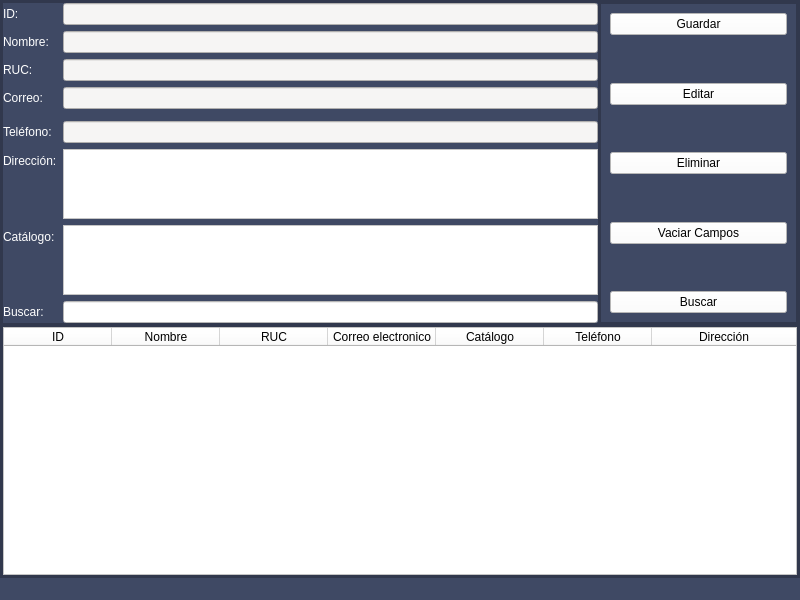
Above: Proyecto/Interfaces/Ui/Proveedores.ui from EdCenten0/MAPA-Python before the change. Below: the same form after it.
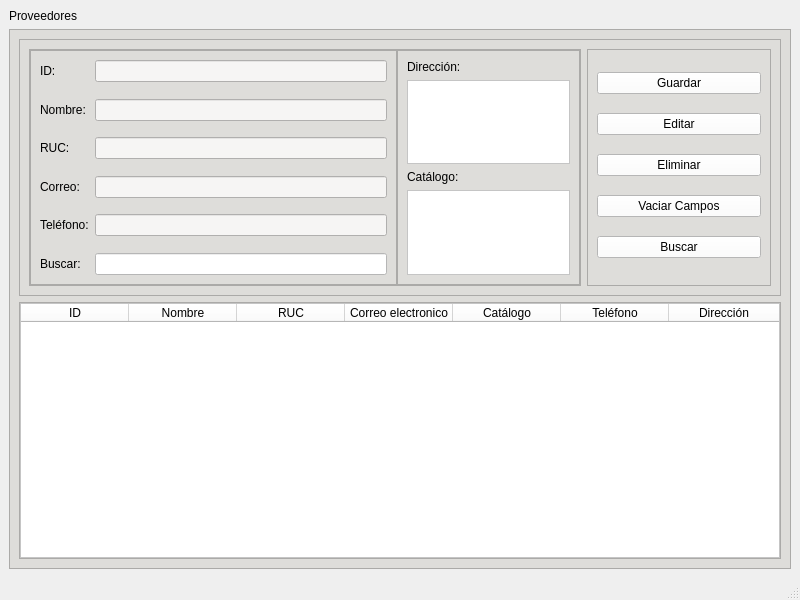
That is the form after the change.

Diff of the .ui file:
```diff
--- a/Proyecto/Interfaces/Ui/Proveedores.ui
+++ b/Proyecto/Interfaces/Ui/Proveedores.ui
@@ -14,49 +14,33 @@
    <string>Proveedores</string>
   </property>
   <property name="styleSheet">
-   <string notr="true">background-color: rgb(63, 73, 100);</string>
+   <string notr="true"/>
   </property>
   <widget class="QWidget" name="centralwidget">
-   <layout class="QVBoxLayout" name="verticalLayout">
-    <property name="spacing">
-     <number>0</number>
-    </property>
-    <property name="leftMargin">
-     <number>0</number>
-    </property>
-    <property name="topMargin">
-     <number>0</number>
-    </property>
-    <property name="rightMargin">
-     <number>0</number>
-    </property>
-    <property name="bottomMargin">
-     <number>0</number>
-    </property>
-    <item>
+   <layout class="QGridLayout" name="gridLayout_2">
+    <item row="0" column="0">
+     <widget class="QLabel" name="label">
+      <property name="styleSheet">
+       <string notr="true">font: 75 18pt &quot;MS Shell Dlg 2&quot;;</string>
+      </property>
+      <property name="text">
+       <string>Proveedores</string>
+      </property>
+     </widget>
+    </item>
+    <item row="1" column="0">
      <widget class="QFrame" name="frame">
+      <property name="styleSheet">
+       <string notr="true">background-color: rgb(222, 221, 218);
+</string>
+      </property>
       <property name="frameShape">
        <enum>QFrame::StyledPanel</enum>
       </property>
       <property name="frameShadow">
        <enum>QFrame::Raised</enum>
       </property>
-      <layout class="QVBoxLayout" name="verticalLayout_3" stretch="1,1">
-       <property name="spacing">
-        <number>0</number>
-       </property>
-       <property name="leftMargin">
-        <number>0</number>
-       </property>
-       <property name="topMargin">
-        <number>0</number>
-       </property>
-       <property name="rightMargin">
-        <number>0</number>
-       </property>
-       <property name="bottomMargin">
-        <number>0</number>
-       </property>
+      <layout class="QVBoxLayout" name="verticalLayout_2" stretch="1,1">
        <item>
         <widget class="QFrame" name="frame_2">
          <property name="styleSheet">
@@ -68,10 +52,19 @@
          <property name="frameShadow">
           <enum>QFrame::Raised</enum>
          </property>
-         <layout class="QHBoxLayout" name="horizontalLayout_3" stretch="3,1">
-          <property name="spacing">
-           <number>0</number>
-          </property>
+         <layout class="QHBoxLayout" name="horizontalLayout" stretch="3,1">
+          <item>
+           <widget class="QFrame" name="frame_4">
+            <property name="styleSheet">
+             <string notr="true"/>
+            </property>
+            <property name="frameShape">
+             <enum>QFrame::StyledPanel</enum>
+            </property>
+            <property name="frameShadow">
+             <enum>QFrame::Raised</enum>
+            </property>
+            <layout class="QGridLayout" name="gridLayout" columnstretch="2,1">
           <property name="leftMargin">
            <number>0</number>
           </property>
@@ -84,8 +77,11 @@
           <property name="bottomMargin">
            <number>0</number>
           </property>
-          <item>
-           <widget class="QFrame" name="frame_5">
+             <property name="spacing">
+              <number>0</number>
+             </property>
+             <item row="0" column="0">
+              <widget class="QFrame" name="frame_6">
             <property name="styleSheet">
              <string notr="true"/>
             </property>
@@ -96,23 +92,10 @@
              <enum>QFrame::Raised</enum>
             </property>
             <layout class="QFormLayout" name="formLayout">
-             <property name="leftMargin">
-              <number>0</number>
-             </property>
-             <property name="topMargin">
-              <number>0</number>
-             </property>
-             <property name="rightMargin">
-              <number>0</number>
-             </property>
-             <property name="bottomMargin">
-              <number>0</number>
-             </property>
              <item row="0" column="0">
               <widget class="QLabel" name="label_21">
                <property name="styleSheet">
-                <string notr="true">font: 14pt &quot;Ubuntu&quot;;
-color: rgb(255, 255, 255);</string>
+                   <string notr="true">font: 12pt &quot;MS Shell Dlg 2&quot;;</string>
                </property>
                <property name="text">
                 <string>ID:</string>
@@ -132,8 +115,7 @@
              <item row="2" column="0">
               <widget class="QLabel" name="label_20">
                <property name="styleSheet">
-                <string notr="true">font: 14pt &quot;Ubuntu&quot;;
-color: rgb(255, 255, 255);</string>
+                   <string notr="true">font: 12pt &quot;MS Shell Dlg 2&quot;;</string>
                </property>
                <property name="text">
                 <string>Nombre:</string>
@@ -153,8 +135,7 @@
              <item row="4" column="0">
               <widget class="QLabel" name="label_24">
                <property name="styleSheet">
-                <string notr="true">font: 14pt &quot;Ubuntu&quot;;
-color: rgb(255, 255, 255);</string>
+                   <string notr="true">font: 12pt &quot;MS Shell Dlg 2&quot;;</string>
                </property>
                <property name="text">
                 <string>RUC:</string>
@@ -174,8 +155,7 @@
              <item row="6" column="0">
               <widget class="QLabel" name="label_25">
                <property name="styleSheet">
-                <string notr="true">font: 14pt &quot;Ubuntu&quot;;
-color: rgb(255, 255, 255);</string>
+                   <string notr="true">font: 12pt &quot;MS Shell Dlg 2&quot;;</string>
                </property>
                <property name="text">
                 <string>Correo:</string>
@@ -193,30 +173,16 @@
               </widget>
              </item>
              <item row="8" column="0">
-              <spacer name="verticalSpacer_5">
-               <property name="orientation">
-                <enum>Qt::Vertical</enum>
-               </property>
-               <property name="sizeHint" stdset="0">
-                <size>
-                 <width>20</width>
-                 <height>40</height>
-                </size>
-               </property>
-              </spacer>
-             </item>
-             <item row="9" column="0">
               <widget class="QLabel" name="label_22">
                <property name="styleSheet">
-                <string notr="true">font: 14pt &quot;Ubuntu&quot;;
-color: rgb(255, 255, 255);</string>
+                   <string notr="true">font: 12pt &quot;MS Shell Dlg 2&quot;;</string>
                </property>
                <property name="text">
                 <string>Teléfono:</string>
                </property>
               </widget>
              </item>
-             <item row="9" column="1">
+                <item row="8" column="1">
               <widget class="QLineEdit" name="line_telefono">
                <property name="enabled">
                 <bool>true</bool>
@@ -227,95 +193,154 @@
               </widget>
              </item>
              <item row="10" column="0">
+                 <widget class="QLabel" name="label_27">
+                  <property name="styleSheet">
+                   <string notr="true">font: 12pt &quot;MS Shell Dlg 2&quot;;</string>
+                  </property>
+                  <property name="text">
+                   <string>Buscar:</string>
+                  </property>
+                 </widget>
+                </item>
+                <item row="10" column="1">
+                 <widget class="QLineEdit" name="line_buscar_proveedores">
+                  <property name="styleSheet">
+                   <string notr="true">background-color: rgb(255, 255, 255);</string>
+                  </property>
+                 </widget>
+                </item>
+                <item row="9" column="1">
+                 <spacer name="verticalSpacer">
+                  <property name="orientation">
+                   <enum>Qt::Vertical</enum>
+                  </property>
+                  <property name="sizeHint" stdset="0">
+                   <size>
+                    <width>20</width>
+                    <height>40</height>
+                   </size>
+                  </property>
+                 </spacer>
+                </item>
+                <item row="7" column="1">
+                 <spacer name="verticalSpacer_2">
+                  <property name="orientation">
+                   <enum>Qt::Vertical</enum>
+                  </property>
+                  <property name="sizeHint" stdset="0">
+                   <size>
+                    <width>20</width>
+                    <height>40</height>
+                   </size>
+                  </property>
+                 </spacer>
+                </item>
+                <item row="5" column="1">
+                 <spacer name="verticalSpacer_3">
+                  <property name="orientation">
+                   <enum>Qt::Vertical</enum>
+                  </property>
+                  <property name="sizeHint" stdset="0">
+                   <size>
+                    <width>20</width>
+                    <height>40</height>
+                   </size>
+                  </property>
+                 </spacer>
+                </item>
+                <item row="3" column="1">
+                 <spacer name="verticalSpacer_4">
+                  <property name="orientation">
+                   <enum>Qt::Vertical</enum>
+                  </property>
+                  <property name="sizeHint" stdset="0">
+                   <size>
+                    <width>20</width>
+                    <height>40</height>
+                   </size>
+                  </property>
+                 </spacer>
+                </item>
+                <item row="1" column="1">
+                 <spacer name="verticalSpacer_5">
+                  <property name="orientation">
+                   <enum>Qt::Vertical</enum>
+                  </property>
+                  <property name="sizeHint" stdset="0">
+                   <size>
+                    <width>20</width>
+                    <height>40</height>
+                   </size>
+                  </property>
+                 </spacer>
+                </item>
+               </layout>
+              </widget>
+             </item>
+             <item row="0" column="1">
+              <widget class="QFrame" name="frame_7">
+               <property name="styleSheet">
+                <string notr="true"/>
+               </property>
+               <property name="frameShape">
+                <enum>QFrame::StyledPanel</enum>
+               </property>
+               <property name="frameShadow">
+                <enum>QFrame::Raised</enum>
+               </property>
+               <layout class="QVBoxLayout" name="verticalLayout_3">
+                <item>
               <widget class="QLabel" name="label_23">
                <property name="styleSheet">
-                <string notr="true">font: 14pt &quot;Ubuntu&quot;;
-color: rgb(255, 255, 255);</string>
+                   <string notr="true">font: 12pt &quot;MS Shell Dlg 2&quot;;</string>
                </property>
                <property name="text">
                 <string>Dirección:</string>
                </property>
               </widget>
              </item>
-             <item row="10" column="1">
+                <item>
               <widget class="QTextEdit" name="line_direccion">
                <property name="styleSheet">
                 <string notr="true">background-color: rgb(255, 255, 255);</string>
                </property>
               </widget>
              </item>
-             <item row="13" column="0">
+                <item>
               <widget class="QLabel" name="label_26">
                <property name="styleSheet">
-                <string notr="true">font: 14pt &quot;Ubuntu&quot;;
-color: rgb(255, 255, 255);</string>
+                   <string notr="true">font: 12pt &quot;MS Shell Dlg 2&quot;;</string>
                </property>
                <property name="text">
                 <string>Catálogo:</string>
                </property>
               </widget>
              </item>
-             <item row="13" column="1">
+                <item>
               <widget class="QTextEdit" name="line_catalogo">
                <property name="styleSheet">
                 <string notr="true">background-color: rgb(255, 255, 255);</string>
                </property>
               </widget>
              </item>
-             <item row="14" column="0">
-              <widget class="QLabel" name="label_27">
-               <property name="styleSheet">
-                <string notr="true">font: 14pt &quot;Ubuntu&quot;;
-color: rgb(255, 255, 255);</string>
-               </property>
-               <property name="text">
-                <string>Buscar:</string>
-               </property>
+               </layout>
               </widget>
              </item>
-             <item row="14" column="1">
-              <widget class="QLineEdit" name="line_buscar_proveedores">
-               <property name="styleSheet">
-                <string notr="true">background-color: rgb(255, 255, 255);</string>
-               </property>
-              </widget>
-             </item>
             </layout>
            </widget>
           </item>
           <item>
-           <widget class="QFrame" name="frame_6">
-            <property name="frameShape">
-             <enum>QFrame::StyledPanel</enum>
+           <widget class="QFrame" name="frame_5">
+            <property name="styleSheet">
+             <string notr="true"/>
             </property>
-            <property name="frameShadow">
-             <enum>QFrame::Raised</enum>
-            </property>
-            <layout class="QVBoxLayout" name="verticalLayout_10">
-             <property name="spacing">
-              <number>0</number>
-             </property>
-             <property name="leftMargin">
-              <number>0</number>
-             </property>
-             <property name="topMargin">
-              <number>0</number>
-             </property>
-             <property name="rightMargin">
-              <number>0</number>
-             </property>
-             <property name="bottomMargin">
-              <number>0</number>
-             </property>
-             <item>
-              <widget class="QFrame" name="frame_7">
                <property name="frameShape">
                 <enum>QFrame::StyledPanel</enum>
                </property>
                <property name="frameShadow">
                 <enum>QFrame::Raised</enum>
                </property>
-               <layout class="QVBoxLayout" name="verticalLayout_9">
+            <layout class="QVBoxLayout" name="verticalLayout_4">
                 <item>
                  <widget class="QPushButton" name="bt_Guardar">
                   <property name="styleSheet">
@@ -326,19 +351,6 @@
                   </property>
                  </widget>
                 </item>
-                <item>
-                 <spacer name="verticalSpacer">
-                  <property name="orientation">
-                   <enum>Qt::Vertical</enum>
-                  </property>
-                  <property name="sizeHint" stdset="0">
-                   <size>
-                    <width>20</width>
-                    <height>40</height>
-                   </size>
-                  </property>
-                 </spacer>
-                </item>
                 <item>
                  <widget class="QPushButton" name="bt_Editar">
                   <property name="styleSheet">
@@ -349,19 +361,6 @@
                   </property>
                  </widget>
                 </item>
-                <item>
-                 <spacer name="verticalSpacer_2">
-                  <property name="orientation">
-                   <enum>Qt::Vertical</enum>
-                  </property>
-                  <property name="sizeHint" stdset="0">
-                   <size>
-                    <width>20</width>
-                    <height>40</height>
-                   </size>
-                  </property>
-                 </spacer>
-                </item>
                 <item>
                  <widget class="QPushButton" name="bt_Eliminar">
                   <property name="styleSheet">
@@ -372,19 +371,6 @@
                   </property>
                  </widget>
                 </item>
-                <item>
-                 <spacer name="verticalSpacer_3">
-                  <property name="orientation">
-                   <enum>Qt::Vertical</enum>
-                  </property>
-                  <property name="sizeHint" stdset="0">
-                   <size>
-                    <width>20</width>
-                    <height>40</height>
-                   </size>
-                  </property>
-                 </spacer>
-                </item>
                 <item>
                  <widget class="QPushButton" name="bt_Vaciar">
                   <property name="styleSheet">
@@ -395,19 +381,6 @@
                   </property>
                  </widget>
                 </item>
-                <item>
-                 <spacer name="verticalSpacer_4">
-                  <property name="orientation">
-                   <enum>Qt::Vertical</enum>
-                  </property>
-                  <property name="sizeHint" stdset="0">
-                   <size>
-                    <width>20</width>
-                    <height>40</height>
-                   </size>
-                  </property>
-                 </spacer>
-                </item>
                 <item>
                  <widget class="QPushButton" name="bt_Buscar_Proveedor">
                   <property name="styleSheet">
@@ -424,9 +397,6 @@
             </layout>
            </widget>
           </item>
-         </layout>
-        </widget>
-       </item>
        <item>
         <widget class="QFrame" name="frame_3">
          <property name="styleSheet">
@@ -438,31 +408,7 @@
          <property name="frameShadow">
           <enum>QFrame::Raised</enum>
          </property>
-         <layout class="QVBoxLayout" name="verticalLayout_6">
-          <property name="spacing">
-           <number>0</number>
-          </property>
-          <property name="leftMargin">
-           <number>0</number>
-          </property>
-          <property name="topMargin">
-           <number>0</number>
-          </property>
-          <property name="rightMargin">
-           <number>0</number>
-          </property>
-          <property name="bottomMargin">
-           <number>0</number>
-          </property>
-          <item>
-           <widget class="QFrame" name="frame_4">
-            <property name="frameShape">
-             <enum>QFrame::StyledPanel</enum>
-            </property>
-            <property name="frameShadow">
-             <enum>QFrame::Raised</enum>
-            </property>
-            <layout class="QVBoxLayout" name="verticalLayout_7">
+         <layout class="QVBoxLayout" name="verticalLayout_5">
              <property name="spacing">
               <number>0</number>
              </property>
@@ -530,9 +476,6 @@
                  <string>Dirección</string>
                 </property>
                </column>
-              </widget>
-             </item>
-            </layout>
            </widget>
           </item>
          </layout>
```
Lines whose indentation alone changed are shown as unchanged.
